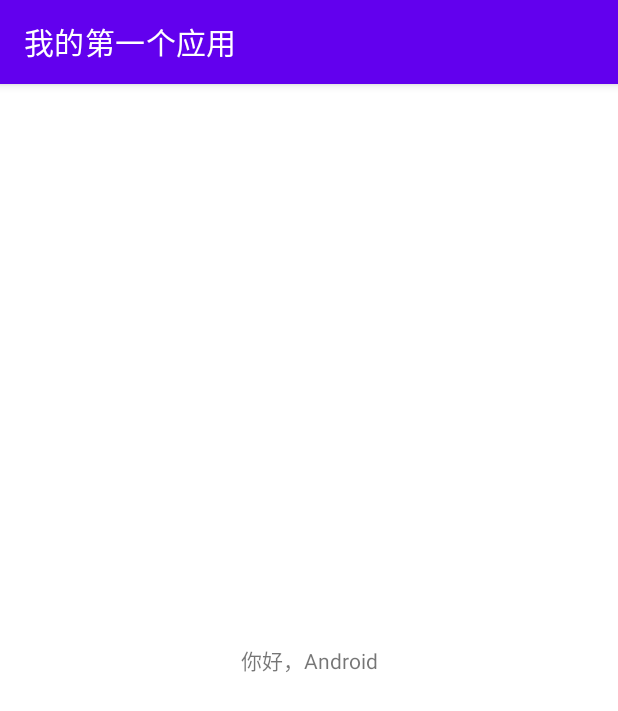
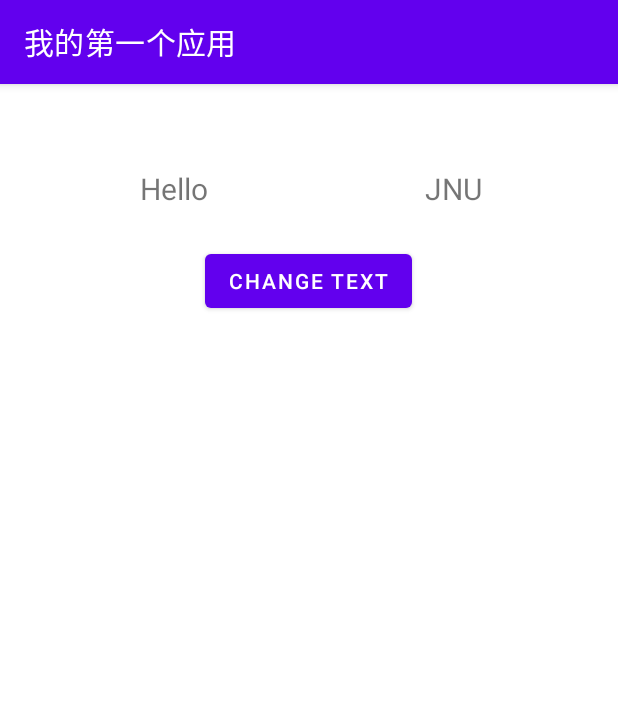
Before and after one commit to T1uTiu/AndroidLearn, an Android app: the screen it shows after launch (MainActivity), on a phone screen of 412 x 824 dp. Shown: the top 711 px of the screen. Run offline under Robolectric (Android 15) with nearby library versions, the phone set to English and light mode, and no system bars.

Commit message:
Set button click event

```diff
--- a/app/src/main/java/com/example/learningproject/MainActivity.java
+++ b/app/src/main/java/com/example/learningproject/MainActivity.java
@@ -2,8 +2,11 @@ package com.example.learningproject;
 
 import androidx.appcompat.app.AppCompatActivity;
 
+import android.app.AlertDialog;
 import android.os.Bundle;
+import android.widget.Button;
 import android.widget.TextView;
+import android.widget.Toast;
 
 public class MainActivity extends AppCompatActivity {
 
@@ -11,8 +14,16 @@ public class MainActivity extends AppCompatActivity {
     protected void onCreate(Bundle savedInstanceState) {
         super.onCreate(savedInstanceState);
         setContentView(R.layout.activity_main);
-        TextView textView = findViewById(R.id.text_view_hello_world);
-        textView.setText(R.string.hello_android);
+        TextView textView1 = findViewById(R.id.textView1);
+        TextView textView2 = findViewById(R.id.textView2);
+        Button btn = findViewById(R.id.button);
+        btn.setOnClickListener(view -> {
+            CharSequence tmp = textView1.getText();
+            textView1.setText(textView2.getText());
+            textView2.setText(tmp);
+            Toast.makeText(this, "交换成功", Toast.LENGTH_LONG).show();
+            new AlertDialog.Builder(this).setTitle("交换成功").setPositiveButton("确定",null).show();
+        });
 
     }
 }
--- a/app/src/main/res/layout/activity_main.xml
+++ b/app/src/main/res/layout/activity_main.xml
@@ -8,12 +8,38 @@
     tools:context=".MainActivity">
 
   <TextView
-      android:id="@+id/text_view_hello_world"
+      android:id="@+id/textView1"
       android:layout_width="wrap_content"
       android:layout_height="wrap_content"
-      android:text="@string/hello_world"
-      app:layout_constraintBottom_toBottomOf="parent"
+      android:layout_marginTop="56dp"
+      android:text="@string/jnu"
+      android:textSize="20sp"
       app:layout_constraintEnd_toEndOf="parent"
+      app:layout_constraintHorizontal_bias="0.757"
       app:layout_constraintStart_toStartOf="parent"
       app:layout_constraintTop_toTopOf="parent" />
+
+  <TextView
+      android:id="@+id/textView2"
+      android:layout_width="wrap_content"
+      android:layout_height="wrap_content"
+      android:layout_marginTop="56dp"
+      android:layout_marginEnd="56dp"
+      android:text="@string/hello"
+      android:textSize="20sp"
+      app:layout_constraintEnd_toStartOf="@+id/textView1"
+      app:layout_constraintHorizontal_bias="0.512"
+      app:layout_constraintStart_toStartOf="parent"
+      app:layout_constraintTop_toTopOf="parent" />
+
+  <Button
+      android:id="@+id/button"
+      android:layout_width="wrap_content"
+      android:layout_height="wrap_content"
+      android:layout_marginTop="24dp"
+      android:text="@string/change_text"
+      app:layout_constraintEnd_toEndOf="parent"
+      app:layout_constraintHorizontal_bias="0.498"
+      app:layout_constraintStart_toStartOf="parent"
+      app:layout_constraintTop_toBottomOf="@+id/textView2" />
 </androidx.constraintlayout.widget.ConstraintLayout>
--- a/app/src/main/res/values/strings.xml
+++ b/app/src/main/res/values/strings.xml
@@ -2,4 +2,7 @@
     <string name="app_name">我的第一个应用</string>
     <string name="hello_world">Hello World</string>
     <string name="hello_android">你好，Android</string>
+    <string name="hello">Hello</string>
+    <string name="jnu">JNU</string>
+    <string name="change_text">Change Text</string>
 </resources>
```
